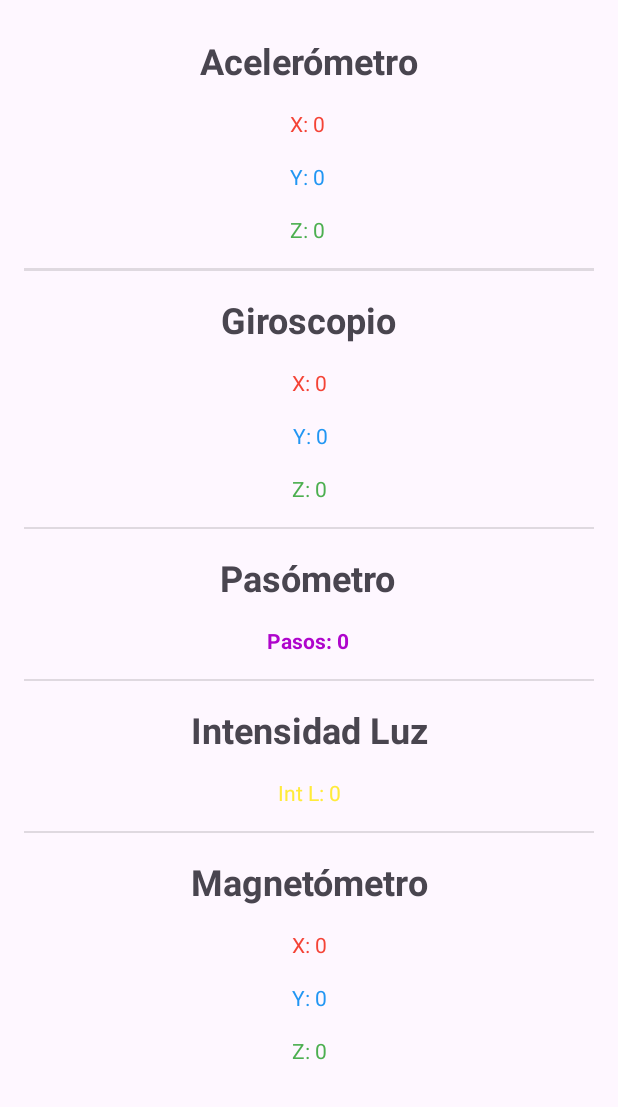
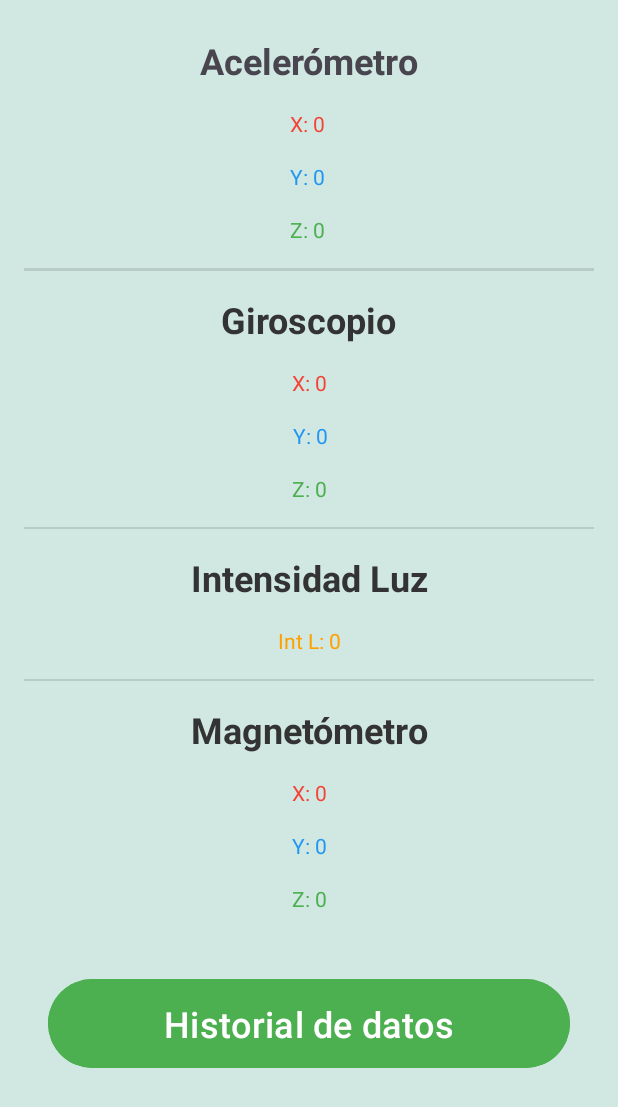
Before and after one commit to AlbertoGuC/PASApp, an Android app: the screen it shows after launch (Sensores), after a tap on "Sensor", on a phone screen of 412 x 824 dp. Shown: the top 1107 px of the screen. Run offline under Robolectric (Android 15) with nearby library versions, the phone set to English and light mode, and no system bars; our stand-ins replace Firebase (no records; nobody signed in at launch, a user with empty details on screens opened directly); libraries missing offline, so code that uses them is left out: com.firebase.ui.

Commit message:
Sensores añadidos, UI actualizada. Agragado servicio de SQLite para los sensores

```diff
--- a/app/src/main/java/com/example/pasapp/MainActivity.java
+++ b/app/src/main/java/com/example/pasapp/MainActivity.java
@@ -16,6 +16,7 @@ import androidx.core.view.WindowInsetsCompat;
 
 
 import com.example.pasapp.Listar.ListarEpisodios;
+import com.example.pasapp.SensoresGrupo.DatosSensores;
 import com.example.pasapp.SensoresGrupo.Sensores;
 import com.firebase.ui.auth.AuthUI;
 import com.google.firebase.auth.FirebaseAuth;
@@ -129,4 +130,6 @@ public class MainActivity extends AppCompatActivity {
         Intent intent = new Intent(this, Sensores.class);
         startActivity(intent);
     }
+
+
 }
--- /dev/null
+++ b/app/src/main/java/com/example/pasapp/SensoresGrupo/DBHelper.java
@@ -0,0 +1,28 @@
+package com.example.pasapp.SensoresGrupo;
+
+import android.content.Context;
+import android.database.sqlite.SQLiteDatabase;
+import android.database.sqlite.SQLiteOpenHelper;
+
+public class DBHelper extends SQLiteOpenHelper {
+    private static final int DATABASE_VERSION = 1;
+    private static final String DATABASE_NAME = "pas.db";
+    public DBHelper(Context context){
+        super(context,DATABASE_NAME,null,DATABASE_VERSION);
+    }
+    @Override
+    public void onCreate(SQLiteDatabase db) {
+        db.execSQL("CREATE TABLE " + TablaDatosContract.TablaEntry.TABLE_NAME + " (" +
+                TablaDatosContract.TablaEntry._ID + " INTEGER PRIMARY KEY AUTOINCREMENT, " +
+                TablaDatosContract.TablaEntry.COLUMN_SENSOR + " TEXT NOT NULL, " +
+                TablaDatosContract.TablaEntry.COLUMN_MEDIDA1 + " REAL NOT NULL, " +
+                TablaDatosContract.TablaEntry.COLUMN_MEDIDA2 + " REAL NOT NULL, " +
+                TablaDatosContract.TablaEntry.COLUMN_MEDIDA3 + " REAL NOT NULL);");
+    }
+
+    @Override
+    public void onUpgrade(SQLiteDatabase db, int oldVersion, int newVersion) {
+        db.execSQL("DROP TABLE IF EXISTS " + TablaDatosContract.TablaEntry.TABLE_NAME);
+        onCreate(db);
+    }
+}
--- a/app/src/main/java/com/example/pasapp/SensoresGrupo/Sensores.java
+++ b/app/src/main/java/com/example/pasapp/SensoresGrupo/Sensores.java
@@ -1,12 +1,16 @@
 package com.example.pasapp.SensoresGrupo;
 
+import android.content.ContentValues;
 import android.content.Context;
+import android.content.Intent;
+import android.database.sqlite.SQLiteDatabase;
 import android.hardware.Sensor;
 import android.hardware.SensorEvent;
 import android.hardware.SensorEventListener;
 import android.hardware.SensorManager;
 import android.os.Bundle;
 import android.os.Handler;
+import android.view.View;
 import android.widget.TextView;
 import android.widget.Toast;
 
@@ -24,45 +28,46 @@ import java.util.Map;
 public class Sensores extends AppCompatActivity implements SensorEventListener {
 
     private SensorManager sensorManager;
-    private Sensor acelerometro, giroscopo, pasometro, luzometro, magnetometro;
+    private Sensor acelerometro, giroscopo, luzometro, magnetometro;
     private float lastX, lastY, lastZ;
     private float lastGX, lastGY, lastGZ;
-    private float pasos;
     private float luz;
     private float MagX, MagY, MagZ;
-    private DatabaseReference rtdbAcelerometro, rtdbGiroscopo, rtdbPasos, rtdbLuz,rtdbMagnet;
+    private DatabaseReference rtdbAcelerometro, rtdbGiroscopo, rtdbLuz, rtdbMagnet;
     private static final long tiempo = 10000;
-
     private TextView VAceX, VAceY, VAceZ;
     private TextView VGX, VGY, VGZ;
-    private TextView VPasos;
     private TextView VLuz;
     private TextView VMagX, VMagY, VMagZ;
     private FirebaseAuth mAuth;
     private FirebaseUser usuario;
     private String nombreUsuario;
     private Thread thread;
+    private DBHelper dbHelper;
+    private SQLiteDatabase db;
 
     @Override
     protected void onCreate(Bundle savedInstanceState) {
         super.onCreate(savedInstanceState);
         setContentView(R.layout.sensores_vista);
 
+        dbHelper = new DBHelper(this);
+        db = dbHelper.getWritableDatabase();
+
         mAuth = FirebaseAuth.getInstance();
         usuario = mAuth.getCurrentUser();
 
-        if (usuario!= null) {
+        if (usuario != null) {
             nombreUsuario = usuario.getDisplayName();
         } else {
             nombreUsuario = "No Logeado";
         }
-        VAceX= findViewById(R.id.AceX);
+        VAceX = findViewById(R.id.AceX);
         VAceY = findViewById(R.id.AceY);
         VAceZ = findViewById(R.id.AceZ);
         VGX = findViewById(R.id.GX);
         VGY = findViewById(R.id.GY);
         VGZ = findViewById(R.id.GZ);
-        VPasos = findViewById(R.id.Pasos);
         VLuz = findViewById(R.id.Luz);
         VMagX = findViewById(R.id.MagX);
         VMagY = findViewById(R.id.MagY);
@@ -70,36 +75,30 @@ public class Sensores extends AppCompatActivity implements SensorEventListener {
 
         rtdbAcelerometro = FirebaseDatabase.getInstance().getReference("Acelerómetro");
         rtdbGiroscopo = FirebaseDatabase.getInstance().getReference("Gisóscopo");
-        rtdbPasos = FirebaseDatabase.getInstance().getReference("Pasos");
         rtdbLuz = FirebaseDatabase.getInstance().getReference("Luz");
-        rtdbMagnet= FirebaseDatabase.getInstance().getReference("Magnetómetro");
+        rtdbMagnet = FirebaseDatabase.getInstance().getReference("Magnetómetro");
         sensorManager = (SensorManager) getSystemService(Context.SENSOR_SERVICE);
         if (sensorManager != null) {
             acelerometro = sensorManager.getDefaultSensor(Sensor.TYPE_ACCELEROMETER);
             giroscopo = sensorManager.getDefaultSensor(Sensor.TYPE_GYROSCOPE);
-            pasometro = sensorManager.getDefaultSensor(Sensor.TYPE_STEP_COUNTER);
             luzometro = sensorManager.getDefaultSensor(Sensor.TYPE_LIGHT);
             magnetometro = sensorManager.getDefaultSensor(Sensor.TYPE_MAGNETIC_FIELD);
-            if (pasometro == null) {
-                Toast.makeText(this, "No step counter detected", Toast.LENGTH_SHORT).show();
-            } else {
-                sensorManager.registerListener(this,pasometro,SensorManager.SENSOR_DELAY_NORMAL);
-            }
+
             sensorManager.registerListener(this, acelerometro, SensorManager.SENSOR_DELAY_NORMAL);
             sensorManager.registerListener(this, giroscopo, SensorManager.SENSOR_DELAY_NORMAL);
             sensorManager.registerListener(this, luzometro, SensorManager.SENSOR_DELAY_NORMAL);
             sensorManager.registerListener(this, magnetometro, SensorManager.SENSOR_DELAY_NORMAL);
-
         }
-
+        Toast.makeText(this, "Se empezarán a mandar los datos cada 10 segundos", Toast.LENGTH_LONG).show();
         thread = new Thread(() -> {
             while (!Thread.interrupted()) {
-                sendSensorDataToFirebase();
                 try {
                     Thread.sleep(tiempo);
                 } catch (InterruptedException e) {
                     break;
                 }
+                sendSensorDataToFirebase();
+                insertSensorDataToSQLite();
             }
         });
         thread.start();
@@ -107,7 +106,6 @@ public class Sensores extends AppCompatActivity implements SensorEventListener {
 
     @Override
     protected void onDestroy() {
-        sendPasosFirebase();
         super.onDestroy();
         sensorManager.unregisterListener(this);
         if (thread != null && thread.isAlive()) {
@@ -137,20 +135,10 @@ public class Sensores extends AppCompatActivity implements SensorEventListener {
                 VGY.setText("GY: " + lastGY);
                 VGZ.setText("GZ: " + lastGZ);
                 break;
-
-            case Sensor.TYPE_STEP_COUNTER:
-                if (pasos == 0) {
-                    pasos = event.values[0];
-                }
-                float nuevosPasos = event.values[0] - pasos;
-                pasos = event.values[0];
-
-                VPasos.setText("Pasos: " + nuevosPasos);
-                break;
             case Sensor.TYPE_LIGHT:
                 luz = event.values[0];
 
-                VLuz.setText("Intensidad luz: "+luz);
+                VLuz.setText("Intensidad luz: " + luz);
                 break;
             case Sensor.TYPE_MAGNETIC_FIELD:
                 MagX = event.values[0];
@@ -172,7 +160,7 @@ public class Sensores extends AppCompatActivity implements SensorEventListener {
     private void sendSensorDataToFirebase() {
         long timestamp = System.currentTimeMillis();
 
-        // Enviar datos del acelerómetro
+        //Acelerometro
         String accelId = rtdbAcelerometro.push().getKey();
         Map<String, Object> accelData = new HashMap<>();
         accelData.put("user", nombreUsuario);
@@ -182,16 +170,9 @@ public class Sensores extends AppCompatActivity implements SensorEventListener {
         accelData.put("timestamp", timestamp);
 
         assert accelId != null;
-        rtdbAcelerometro.child(accelId).setValue(accelData)
-                .addOnCompleteListener(task -> {
-                    if (task.isSuccessful()) {
-                        Toast.makeText(Sensores.this, "Accelerometer data sent", Toast.LENGTH_SHORT).show();
-                    } else {
-                        Toast.makeText(Sensores.this, "Failed to send accelerometer data: " + task.getException().getMessage(), Toast.LENGTH_LONG).show();
-                    }
-                });
+        rtdbAcelerometro.child(accelId).setValue(accelData);
 
-        // Enviar datos del giroscopio
+        // Giroscopio
         String gyroId = rtdbGiroscopo.push().getKey();
         Map<String, Object> gyroData = new HashMap<>();
         gyroData.put("user", nombreUsuario);
@@ -201,15 +182,8 @@ public class Sensores extends AppCompatActivity implements SensorEventListener {
         gyroData.put("timestamp", timestamp);
 
         assert gyroId != null;
-        rtdbGiroscopo.child(gyroId).setValue(gyroData)
-                .addOnCompleteListener(task -> {
-                    if (task.isSuccessful()) {
-                        Toast.makeText(Sensores.this, "Gyroscope data sent", Toast.LENGTH_SHORT).show();
-                    } else {
-                        Toast.makeText(Sensores.this, "Failed to send gyroscope data: " + task.getException().getMessage(), Toast.LENGTH_LONG).show();
-                    }
-                });
-
+        rtdbGiroscopo.child(gyroId).setValue(gyroData);
+        // Sensor de luz
         String luzId = rtdbLuz.push().getKey();
         Map<String, Object> luzData = new HashMap<>();
         luzData.put("user", nombreUsuario);
@@ -218,7 +192,7 @@ public class Sensores extends AppCompatActivity implements SensorEventListener {
 
         assert luzId != null;
         rtdbLuz.child(luzId).setValue(luzData);
-
+        //Magnetometro
         String magId = rtdbMagnet.push().getKey();
         Map<String, Object> magData = new HashMap<>();
         magData.put("user", nombreUsuario);
@@ -230,23 +204,38 @@ public class Sensores extends AppCompatActivity implements SensorEventListener {
         assert magId != null;
         rtdbMagnet.child(magId).setValue(magData);
     }
-    private void sendPasosFirebase(){
-        long timestamp = System.currentTimeMillis();
 
-        String pasoId = rtdbPasos.push().getKey();
-        Map<String, Object> pasosData = new HashMap<>();
-        pasosData.put("user", nombreUsuario);
-        pasosData.put("NPasos", pasos);
-        pasosData.put("timestamp", timestamp);
+    private void insertSensorDataToSQLite() {
+        ContentValues values = new ContentValues();
+        values.put(TablaDatosContract.TablaEntry.COLUMN_SENSOR, "Acelerómetro");
+        values.put(TablaDatosContract.TablaEntry.COLUMN_MEDIDA1, lastX);
+        values.put(TablaDatosContract.TablaEntry.COLUMN_MEDIDA2, lastY);
+        values.put(TablaDatosContract.TablaEntry.COLUMN_MEDIDA3, lastZ);
+        db.insert(TablaDatosContract.TablaEntry.TABLE_NAME, null, values);
 
-        assert pasoId != null;
-        rtdbPasos.child(pasoId).setValue(pasosData)
-                .addOnCompleteListener(task -> {
-                    if (task.isSuccessful()) {
-                        Toast.makeText(Sensores.this, "Steps data sent", Toast.LENGTH_SHORT).show();
-                    } else {
-                        Toast.makeText(Sensores.this, "Failed to send accelerometer data: " + task.getException().getMessage(), Toast.LENGTH_LONG).show();
-                    }
-                });
+        values.clear();
+        values.put(TablaDatosContract.TablaEntry.COLUMN_SENSOR, "Giroscopio");
+        values.put(TablaDatosContract.TablaEntry.COLUMN_MEDIDA1, lastGX);
+        values.put(TablaDatosContract.TablaEntry.COLUMN_MEDIDA2, lastGY);
+        values.put(TablaDatosContract.TablaEntry.COLUMN_MEDIDA3, lastGZ);
+        db.insert(TablaDatosContract.TablaEntry.TABLE_NAME, null, values);
+
+        values.clear();
+        values.put(TablaDatosContract.TablaEntry.COLUMN_SENSOR, "Luz");
+        values.put(TablaDatosContract.TablaEntry.COLUMN_MEDIDA1, luz);
+        values.put(TablaDatosContract.TablaEntry.COLUMN_MEDIDA2, 0);  // No se utiliza
+        values.put(TablaDatosContract.TablaEntry.COLUMN_MEDIDA3, 0);  // No se utiliza
+        db.insert(TablaDatosContract.TablaEntry.TABLE_NAME, null, values);
+
+        values.clear();
+        values.put(TablaDatosContract.TablaEntry.COLUMN_SENSOR, "Magnetómetro");
+        values.put(TablaDatosContract.TablaEntry.COLUMN_MEDIDA1, MagX);
+        values.put(TablaDatosContract.TablaEntry.COLUMN_MEDIDA2, MagY);
+        values.put(TablaDatosContract.TablaEntry.COLUMN_MEDIDA3, MagZ);
+        db.insert(TablaDatosContract.TablaEntry.TABLE_NAME, null, values);
+    }
+    public void launchBBDD(View view) {
+        Intent intent = new Intent(this, DatosSensores.class);
+        startActivity(intent);
     }
 }
--- a/app/src/main/res/layout/activity_listar_episodios.xml
+++ b/app/src/main/res/layout/activity_listar_episodios.xml
@@ -4,8 +4,8 @@
     xmlns:tools="http://schemas.android.com/tools"
     android:layout_width="match_parent"
     android:layout_height="match_parent"
-    android:background="#B8E9FF"
-    android:backgroundTint="#CBEFFF"
+    android:background="#D1E8E2"
+    android:backgroundTint="#B0E0E6"
     tools:context=".MainActivity">
 
     <androidx.recyclerview.widget.RecyclerView
@@ -21,4 +21,5 @@
         app:layout_constraintEnd_toEndOf="parent"
         app:layout_constraintStart_toStartOf="parent"
         app:layout_constraintTop_toTopOf="parent" />
+
 </androidx.constraintlayout.widget.ConstraintLayout>
--- a/app/src/main/res/layout/sensores_vista.xml
+++ b/app/src/main/res/layout/sensores_vista.xml
@@ -5,7 +5,8 @@
     android:layout_width="wrap_content"
     android:layout_height="match_parent"
     android:orientation="vertical"
-    android:padding="16dp">
+    android:padding="16dp"
+    android:background="#D1E8E2">
 
     <TextView
         android:id="@+id/textView6"
@@ -75,7 +76,8 @@
         android:textStyle="bold"
         app:layout_constraintEnd_toEndOf="parent"
         app:layout_constraintStart_toStartOf="parent"
-        app:layout_constraintTop_toBottomOf="@+id/divider3" />
+        app:layout_constraintTop_toBottomOf="@+id/divider3"
+        android:textColor="#333333" />
 
     <TextView
         android:id="@+id/GX"
@@ -124,43 +126,6 @@
         app:layout_constraintTop_toBottomOf="@+id/GZ" />
 
     <TextView
-        android:id="@+id/Tvpasos"
-        android:layout_width="wrap_content"
-        android:layout_height="wrap_content"
-        android:layout_marginTop="16dp"
-        android:text="Pasómetro"
-        android:textSize="24sp"
-        android:textStyle="bold"
-        app:layout_constraintEnd_toEndOf="parent"
-        app:layout_constraintHorizontal_bias="0.498"
-        app:layout_constraintStart_toStartOf="parent"
-        app:layout_constraintTop_toBottomOf="@+id/divider4" />
-
-    <TextView
-        android:id="@+id/Pasos"
-        android:layout_width="wrap_content"
-        android:layout_height="0dp"
-        android:layout_marginTop="16dp"
-
-        android:text="Pasos: 0"
-        android:textColor="#AF05CC"
-        android:textStyle="bold"
-        app:layout_constraintEnd_toEndOf="parent"
-        app:layout_constraintHorizontal_bias="0.498"
-        app:layout_constraintStart_toStartOf="parent"
-        app:layout_constraintTop_toBottomOf="@+id/Tvpasos" />
-
-    <View
-        android:id="@+id/divider5"
-        android:layout_width="409dp"
-        android:layout_height="1dp"
-        android:layout_marginTop="16dp"
-        android:background="?android:attr/listDivider"
-        app:layout_constraintEnd_toEndOf="parent"
-        app:layout_constraintStart_toStartOf="parent"
-        app:layout_constraintTop_toBottomOf="@+id/Pasos" />
-
-    <TextView
         android:id="@+id/textView2"
         android:layout_width="wrap_content"
         android:layout_height="wrap_content"
@@ -170,7 +135,8 @@
         android:textStyle="bold"
         app:layout_constraintEnd_toEndOf="parent"
         app:layout_constraintStart_toStartOf="parent"
-        app:layout_constraintTop_toBottomOf="@+id/divider5" />
+        app:layout_constraintTop_toBottomOf="@+id/divider4"
+        android:textColor="#333333" />
 
     <TextView
         android:id="@+id/Luz"
@@ -178,7 +144,7 @@
         android:layout_height="wrap_content"
         android:layout_marginTop="16dp"
         android:text="Int L: 0"
-        android:textColor="#FFEB3B"
+        android:textColor="#FFA000"
         app:layout_constraintEnd_toEndOf="parent"
         app:layout_constraintStart_toStartOf="parent"
         app:layout_constraintTop_toBottomOf="@+id/textView2" />
@@ -203,7 +169,8 @@
         android:textStyle="bold"
         app:layout_constraintEnd_toEndOf="parent"
         app:layout_constraintStart_toStartOf="parent"
-        app:layout_constraintTop_toBottomOf="@+id/divider6" />
+        app:layout_constraintTop_toBottomOf="@+id/divider6"
+        android:textColor="#333333" />
 
     <TextView
         android:id="@+id/MagX"
@@ -238,4 +205,20 @@
         app:layout_constraintStart_toStartOf="parent"
         app:layout_constraintTop_toBottomOf="@+id/MagY" />
 
+    <Button
+        android:id="@+id/button2"
+        android:layout_width="348dp"
+        android:layout_height="67dp"
+        android:layout_marginTop="16dp"
+        android:backgroundTint="#4CAF50"
+        android:onClick="launchBBDD"
+        android:text="Historial de datos"
+        android:textColorLink="#E43434"
+        android:textSize="24sp"
+        app:layout_constraintBottom_toBottomOf="parent"
+        app:layout_constraintEnd_toEndOf="parent"
+        app:layout_constraintStart_toStartOf="parent"
+        app:layout_constraintTop_toBottomOf="@+id/MagZ"
+        app:layout_constraintVertical_bias="0.209" />
+
 </androidx.constraintlayout.widget.ConstraintLayout>
--- a/app/src/main/res/values/strings.xml
+++ b/app/src/main/res/values/strings.xml
@@ -1,8 +1,8 @@
 <resources>
     <string name="app_name">PASApp</string>
     <string name="introducir_lista_api_rest">Poner API</string>
-    <string name="login" >Mandar datos sensores</string>
-    <string name="tituloAplicacion" >Nombre</string>
+    <string name="login">Mandar datos sensores</string>
+    <string name="tituloAplicacion">Nombre</string>
     <string name="actividad1"> API Rest</string>
     <string name="actividad2">Sensor</string>
 
```
Also changed, not shown: app/src/main/AndroidManifest.xml (+6 -2 lines), app/src/main/java/com/example/pasapp/SensoresGrupo/DatosSensores.java (added, +55 -0 lines), app/src/main/java/com/example/pasapp/SensoresGrupo/TablaDatos.java (added, +49 -0 lines), app/src/main/java/com/example/pasapp/SensoresGrupo/TablaDatosContract.java (added, +18 -0 lines), app/src/main/res/layout/activity_datos_sensores.xml (added, +24 -0 lines), app/src/main/res/layout/activity_main.xml (+15 -16 lines).
